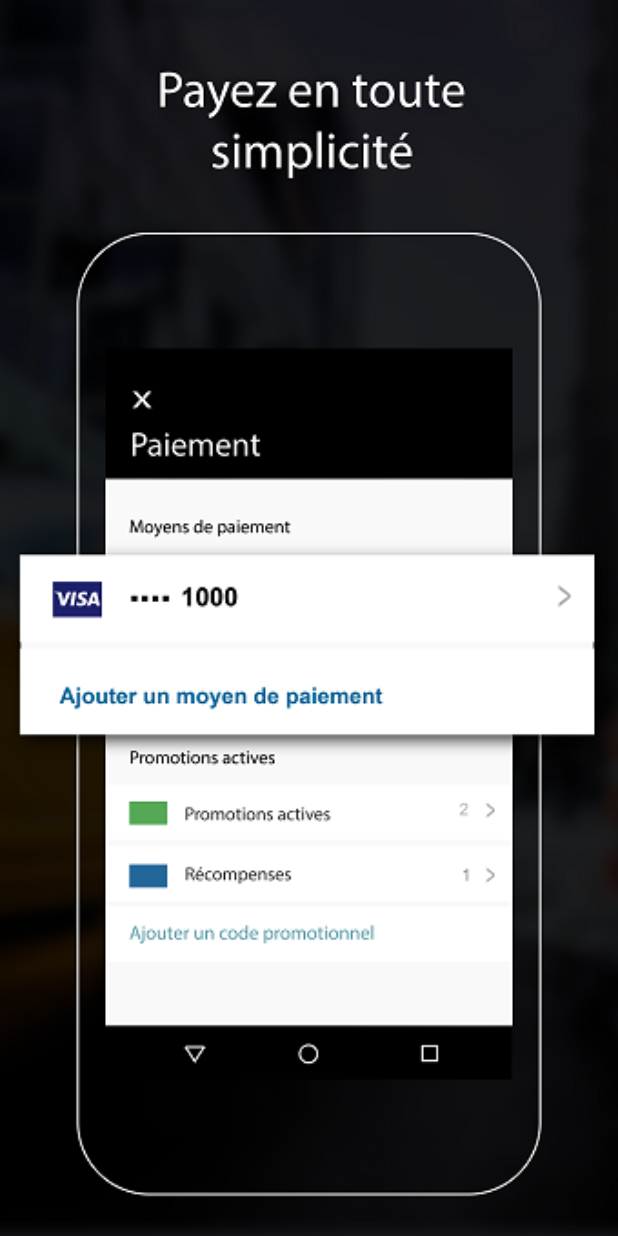
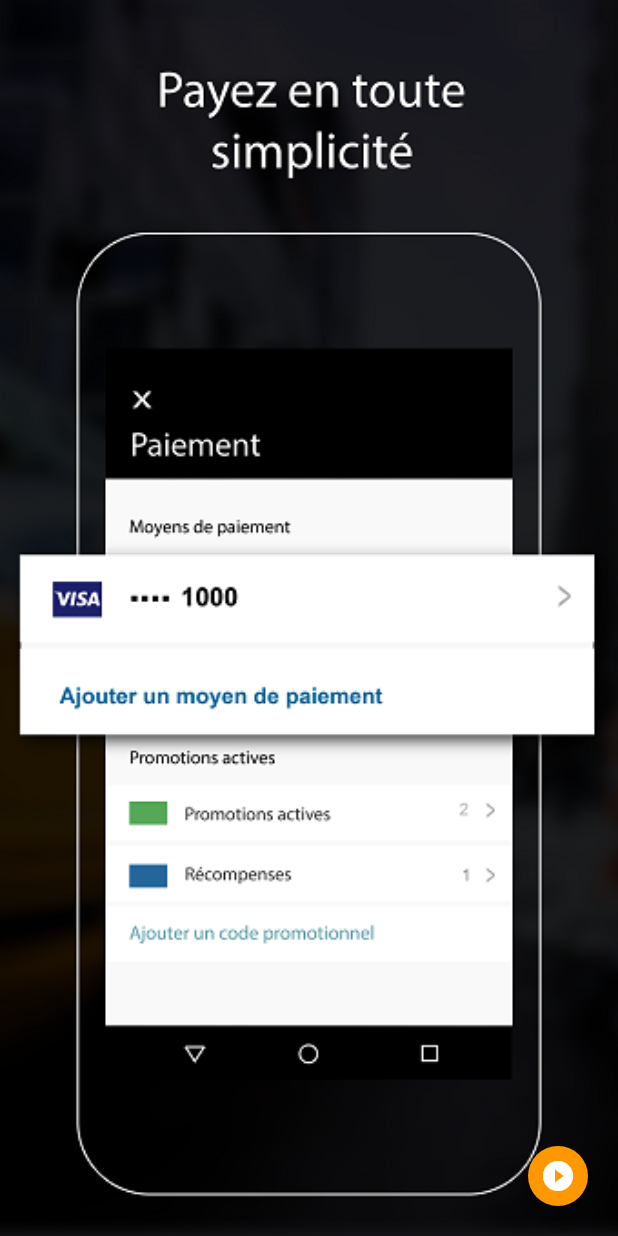
Before and after one commit to Lfoposse/Flutter_E-Takesh, a Flutter app: the screen it shows after launch, swiped to page 4, on a phone screen of 412 x 824 dp. Run offline on Flutter 3.47's test engine with Material 2 defaults, Android fonts, the phone set to English and light mode, and no system bars; our stand-ins replace google_maps_flutter, location.

Commit message:
Connection back end

```diff
--- a/lib/main.dart
+++ b/lib/main.dart
@@ -1,9 +1,5 @@
 import 'package:flutter/material.dart';
-import 'package:etakesh_client/pages/home_page.dart';
-
-import 'package:http/http.dart' as http;
-import 'dart:convert';
-import 'package:etakesh_client/model/services.dart';
+import 'package:etakesh_client/pages/login_page.dart';
 
 void main() => runApp(MyApp());
 
@@ -24,60 +20,6 @@ class MyApp extends StatelessWidget {
   }
 }
 
-void showDialogSingleButton(BuildContext context, String title, String message, String buttonLabel) {
-  // flutter defined function
-  showDialog(
-    context: context,
-    builder: (BuildContext context) {
-      // return object of type Dialog
-      return AlertDialog(
-        title: new Text(title),
-        content: new Text(message),
-        actions: <Widget>[
-          // usually buttons at the bottom of the dialog
-          new FlatButton(
-            child: new Text(buttonLabel),
-            onPressed: () {
-              Navigator.of(context).pop();
-            },
-          ),
-        ],
-      );
-    },
-  );
-}
-
-Future<Login> requestLoginAPI(BuildContext context, String email, String password) async {
-  final url = "http://api.e-takesh.com:26960/api/Users/login";
-
-  Map<String, String> body = {
-    'email': email,
-    'password': password,
-  };
-
-  final response = await http.post(
-    url,
-    body: body,
-  );
-
-  if (response.statusCode == 200) {
-    final responseJson = json.decode(response.body);
-   Login datas = Login.fromJson(responseJson);
-//   navigation avec le passage de donne en params
-    Navigator.push(
-        context,
-        new MaterialPageRoute(
-            builder: (BuildContext context) =>
-                HomePage()));
-
-    return Login.fromJson(responseJson);
-  } else {
-
-    showDialogSingleButton(context, "Impossible de se connecter", "La combinaison de votre 'Email'/'Mot de passe' est invalide. Veillez reessayer ou contacter notre equipe support", "OK");
-    return null;
-  }
-}
-
 class MyHomePage extends StatefulWidget {
   MyHomePage({Key key, this.title}) : super(key: key);
 
@@ -88,55 +30,8 @@ class MyHomePage extends StatefulWidget {
 }
 
 class _MyHomePageState extends State<MyHomePage> {
-
-  final TextEditingController _emailController = TextEditingController();
-  final TextEditingController _passwordController = TextEditingController();
-
   final controler = PageController(
     initialPage: 0,
-  );
-
-//  element of login page
-  final logo = Container(
-    margin: EdgeInsets.only(top: 0.0, left: 0.0, right: 0.0),
-    padding: EdgeInsets.only(top: 0.0),
-//    color: Colors.blue,
-    child: Image.asset(
-      'assets/images/login_icon.jpeg',
-      height: 100.0,
-      width: 90.0,
-    ),
-  );
-
-  final email = TextFormField(
-    keyboardType: TextInputType.emailAddress,
-    autofocus: false,
-    initialValue: 'wilfried@rainbowcl.net',
-    decoration: InputDecoration(
-      hintText: 'Email',
-      contentPadding: EdgeInsets.fromLTRB(20.0, 10.0, 20.0, 10.0),
-      border: OutlineInputBorder(borderRadius: BorderRadius.circular(32.0)),
-    ),
-  );
-
-  final password = TextFormField(
-    autofocus: false,
-    initialValue: '123456789',
-    obscureText: true,
-    decoration: InputDecoration(
-      hintText: 'Password',
-      contentPadding: EdgeInsets.fromLTRB(20.0, 10.0, 20.0, 10.0),
-      border: OutlineInputBorder(borderRadius: BorderRadius.circular(32.0)),
-    ),
-  );
-
-
-  final forgotLabel = FlatButton(
-    child: Text(
-      "Si vous n'avez pas encore de compte cliquez ici",
-      style: TextStyle(color: Colors.blueAccent),
-    ),
-    onPressed: () {},
   );
 
 //  end elts login
@@ -170,52 +65,30 @@ class _MyHomePageState extends State<MyHomePage> {
             fit: BoxFit.cover,
           )),
         ),
-        Container(
-//          color: Colors.lightGreen,
+        Scaffold(
+          body: Padding(
+            padding: EdgeInsets.all(0.0),
+            child: Container(
               decoration: new BoxDecoration(
                   image: new DecorationImage(
-            image: new AssetImage('assets/images/presentation/Present4.png'),
+                image:
+                    new AssetImage('assets/images/presentation/Present4.png'),
                 fit: BoxFit.cover,
               )),
             ),
-        Scaffold(
-          backgroundColor: Colors.white,
-          body: Center(
-            child: ListView(
-              shrinkWrap: true,
-              padding: EdgeInsets.only(left: 24.0, right: 24.0),
-              children: <Widget>[
-                logo,
-                SizedBox(height: 60.0),
-                email,
-                SizedBox(height: 8.0),
-                password,
-                SizedBox(height: 24.0),
-              Padding(
-                padding: EdgeInsets.symmetric(vertical: 16.0),
-                child: RaisedButton(
-                  shape: RoundedRectangleBorder(
-                    borderRadius: BorderRadius.circular(10),
           ),
+          floatingActionButton: FloatingActionButton(
+            backgroundColor: Colors.orange,
+            mini: true,
             onPressed: () {
               Navigator.push(
                   context,
                   new MaterialPageRoute(
-                            builder: (BuildContext context) =>
-                                HomePage()));
+                      builder: (BuildContext context) => LoginPage()));
             },
-                  padding: EdgeInsets.all(12),
-                  color: Colors.orange,
-                  child: Text('CONEXION', style: TextStyle(color: Colors.white)),
+            child: Icon(Icons.play_circle_filled),
           ),
-              ),
-
-              forgotLabel
-              ],
-            ),
-          ),
-        ),
-
+        )
       ],
     );
   }
--- a/lib/pages/home_page.dart
+++ b/lib/pages/home_page.dart
@@ -11,11 +11,15 @@ import 'package:flutter/services.dart';
 import 'package:location/location.dart';
 
 class HomePage extends StatefulWidget {
+
+
   @override
   _HomePageState createState() => new _HomePageState();
 }
 
 class _HomePageState extends State<HomePage> {
+
+
   GoogleMapController mapController;
   Map<String, double> currentLocation = new Map();
   StreamSubscription<Map<String, double>> locationSubscription;
--- a/lib/pages/tarifs_page.dart
+++ b/lib/pages/tarifs_page.dart
@@ -13,7 +13,7 @@ class TarifsPage extends StatefulWidget {
 
 class TarifsPageState extends State<TarifsPage> {
   final String url = "http://api.e-takesh.com:26960/api/services";
-  final String token = "?access_token=ORYTcHljQHxQHbUGxBJnUjmPZ58xrjMkXBnLBncw9yiNiz3RploBX1aRGeNCP19o";
+  final String token = "?access_token=uZzQiR1abvuQqVBoQV1SRp3uVxhQ65CNU3QfSSr2rQZWJieP59c5CUpyhjfbB8p1";
 
   Future<List<Service>> getPost() async {
     final response = await http
```
Also changed, not shown: lib/pages/login_page.dart (added, +159 -0 lines). Lines whose indentation alone changed are shown as unchanged.
